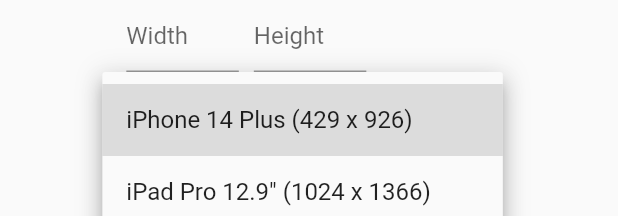
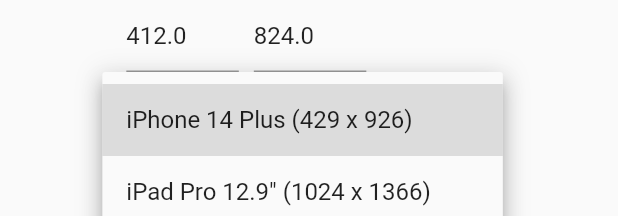
Before and after one commit to google/flutter-stager, a Flutter app: the DisplaySizePicker widget shown alone on an empty page, opened directly with empty values, after a tap on the "arrow drop down" icon, on a phone screen of 412 x 824 dp. Shown: the top 216 px of the screen. Run offline on Flutter 3.47's test engine with Material 2 defaults, Android fonts, the light colour scheme and no system bars; our stand-ins replace equatable; missing offline and left inert: analyzer, build, mockito, source_gen.

Commit message:
Use MediaQuery in DisplaySizePicker instead of piping through SceneContainer

```diff
--- a/lib/src/control_panel/display_size_picker.dart
+++ b/lib/src/control_panel/display_size_picker.dart
@@ -8,12 +8,8 @@
   /// TODO
   const DisplaySizePicker({
     super.key,
-    this.initialSize,
     required this.didChangeSize,
   });
-
-  /// TODO
-  final Size? initialSize;
 
   /// Called when the width or height values are updated, either by text input
   /// or by the user selecting one of the [ScreenSizePreset]s.
@@ -41,13 +37,17 @@
   @override
   void initState() {
     super.initState();
+
     _heightTextEditingController = TextEditingController();
     _widthTextEditingController = TextEditingController();
 
-    if (widget.initialSize != null) {
-      _heightTextEditingController.text = widget.initialSize!.height.toString();
-      _widthTextEditingController.text = widget.initialSize!.width.toString();
-    }
+    WidgetsBinding.instance.addPostFrameCallback((_) {
+      final Size screenSize = MediaQuery.of(context).size;
+      setState(() {
+        _heightTextEditingController.text = screenSize.height.toString();
+        _widthTextEditingController.text = screenSize.width.toString();
+      });
+    });
 
     _heightTextEditingController.addListener(
       () => widget.didChangeSize(width, height),
--- a/lib/src/scene_container.dart
+++ b/lib/src/scene_container.dart
@@ -128,8 +128,8 @@
             child: Theme(
               data: Theme.of(context).copyWith(platform: _targetPlatform),
               child: SizedBox(
-                width: _widthOverride ?? MediaQuery.of(context).size.width,
-                height: _heightOverride ?? MediaQuery.of(context).size.height,
+                width: _widthOverride,
+                height: _heightOverride,
                 child: _showSemantics
                     ? SemanticsDebugger(child: widget.scene.build())
                     : widget.scene.build(),
@@ -167,7 +167,6 @@
                           }),
                         ),
                         DisplaySizePicker(
-                          initialSize: MediaQuery.of(context).size,
                           didChangeSize: (double? width, double? height) {
                             setState(() {
                               _widthOverride = width;
```
